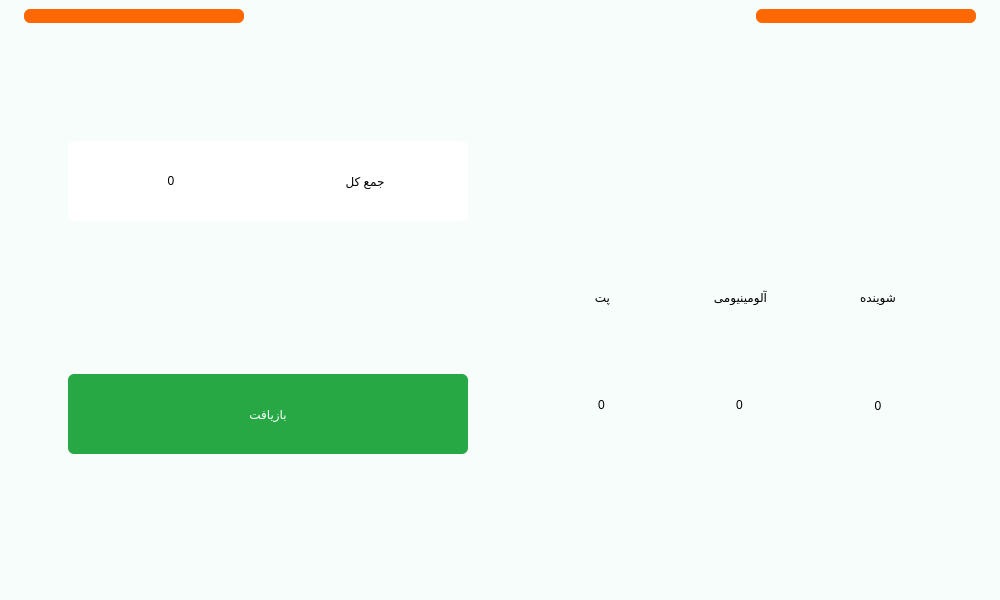
Before: the Qt Designer form main.ui in Farazist/raspberrypi-app, drawn with Qt 5.
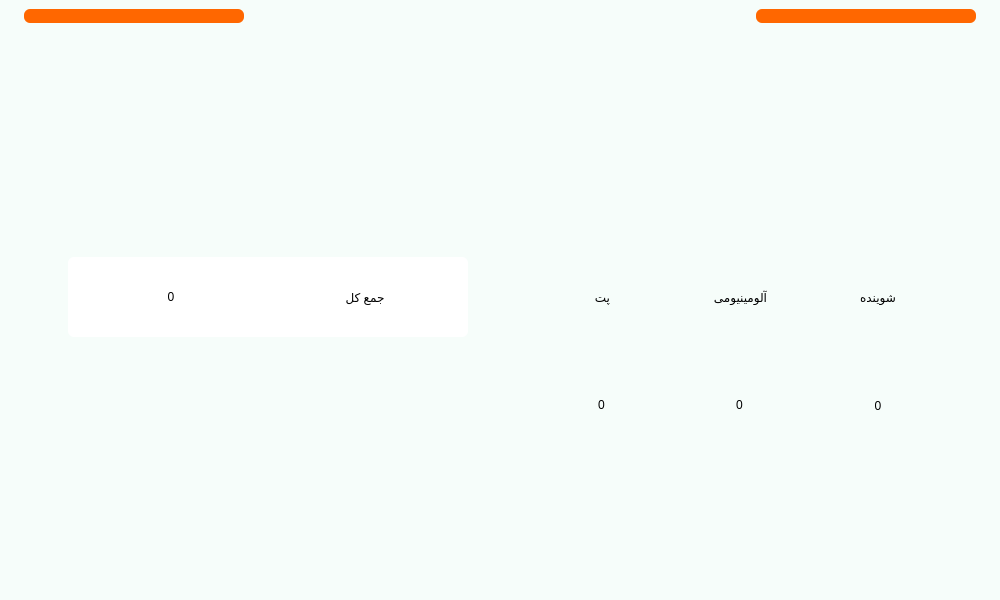
After: the same form once the commit is applied. Icons and pictures are not drawn.

Commit message: delete recycle button

The edit to the form file:
```diff
--- a/main.ui
+++ b/main.ui
@@ -856,46 +856,6 @@
               </layout>
              </widget>
             </item>
-            <item>
-             <widget class="QPushButton" name="btn_recycle_auto_delivery_items">
-              <property name="sizePolicy">
-               <sizepolicy hsizetype="Fixed" vsizetype="Fixed">
-                <horstretch>0</horstretch>
-                <verstretch>0</verstretch>
-               </sizepolicy>
-              </property>
-              <property name="minimumSize">
-               <size>
-                <width>200</width>
-                <height>80</height>
-               </size>
-              </property>
-              <property name="maximumSize">
-               <size>
-                <width>400</width>
-                <height>80</height>
-               </size>
-              </property>
-              <property name="styleSheet">
-               <string notr="true">QPushButton{
-background-color: #28a745;
-color: rgb(255, 255, 255);
-font: 24pt &quot;IRANSans&quot;;
-padding: 3px; 
-border: none; 
-border-radius: 6px;
-outline-style: none;
-}
-QPushButton:pressed {
-background-color: #145222;
-border-style: inset;
-}</string>
-              </property>
-              <property name="text">
-               <string>بازیافت</string>
-              </property>
-             </widget>
-            </item>
            </layout>
           </item>
           <item>
```
The commit also changes 1 other file.
